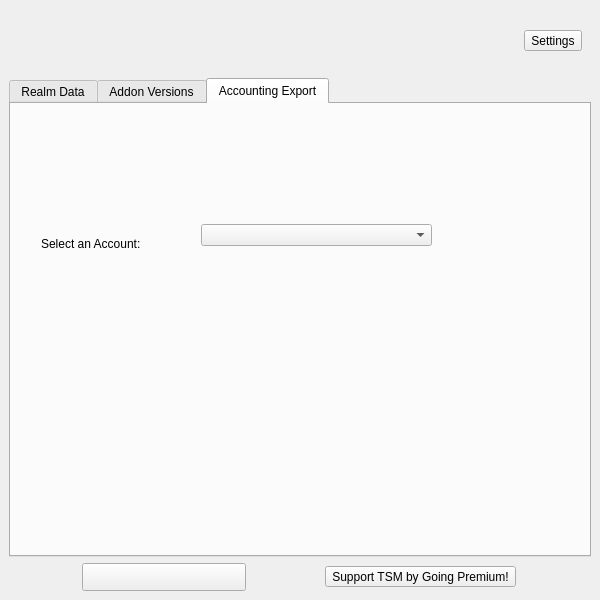
Qt form ui/main_window.ui (seirl/tsmapplication_public) before a commit.
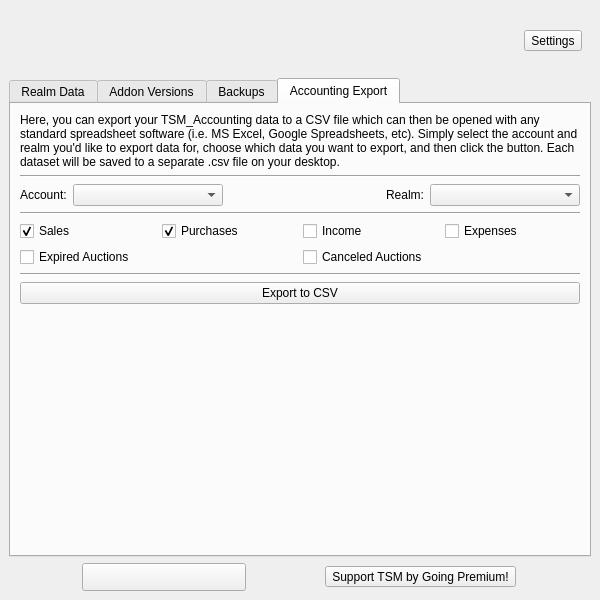
The same form after that commit. The open tabs and pages were chosen to show the change. Icons and pictures are not drawn.

Commit message: Set a 30 second timeout for HTTP requests. Finished TSM_Accounting exports. Added backups (including options). Added requirements.txt file.

```diff
--- a/ui/main_window.ui
+++ b/ui/main_window.ui
@@ -250,33 +250,244 @@
         </item>
        </layout>
       </widget>
+      <widget class="QWidget" name="backup_tab">
+       <attribute name="title">
+        <string>Backups</string>
+       </attribute>
+       <layout class="QVBoxLayout" name="verticalLayout_5">
+        <item>
+         <widget class="QTableView" name="backup_status_table">
+          <property name="focusPolicy">
+           <enum>Qt::NoFocus</enum>
+          </property>
+          <property name="frameShape">
+           <enum>QFrame::NoFrame</enum>
+          </property>
+          <property name="frameShadow">
+           <enum>QFrame::Plain</enum>
+          </property>
+          <property name="lineWidth">
+           <number>0</number>
+          </property>
+          <property name="editTriggers">
+           <set>QAbstractItemView::NoEditTriggers</set>
+          </property>
+          <property name="tabKeyNavigation">
+           <bool>false</bool>
+          </property>
+          <property name="showDropIndicator" stdset="0">
+           <bool>false</bool>
+          </property>
+          <property name="dragDropOverwriteMode">
+           <bool>false</bool>
+          </property>
+          <property name="alternatingRowColors">
+           <bool>true</bool>
+          </property>
+          <property name="selectionMode">
+           <enum>QAbstractItemView::NoSelection</enum>
+          </property>
+          <property name="selectionBehavior">
+           <enum>QAbstractItemView::SelectRows</enum>
+          </property>
+          <property name="verticalScrollMode">
+           <enum>QAbstractItemView::ScrollPerPixel</enum>
+          </property>
+          <property name="sortingEnabled">
+           <bool>true</bool>
+          </property>
+          <property name="cornerButtonEnabled">
+           <bool>false</bool>
+          </property>
+          <attribute name="horizontalHeaderDefaultSectionSize">
+           <number>120</number>
+          </attribute>
+          <attribute name="horizontalHeaderHighlightSections">
+           <bool>false</bool>
+          </attribute>
+          <attribute name="horizontalHeaderMinimumSectionSize">
+           <number>120</number>
+          </attribute>
+          <attribute name="horizontalHeaderStretchLastSection">
+           <bool>true</bool>
+          </attribute>
+          <attribute name="verticalHeaderVisible">
+           <bool>false</bool>
+          </attribute>
+          <attribute name="verticalHeaderHighlightSections">
+           <bool>false</bool>
+          </attribute>
+          <attribute name="verticalHeaderMinimumSectionSize">
+           <number>23</number>
+          </attribute>
+         </widget>
+        </item>
+       </layout>
+      </widget>
       <widget class="QWidget" name="accounting_tab">
        <attribute name="title">
         <string>Accounting Export</string>
        </attribute>
-       <widget class="QComboBox" name="accounting_accounts_dropdown">
-        <property name="geometry">
-         <rect>
-          <x>190</x>
-          <y>120</y>
-          <width>231</width>
-          <height>22</height>
-         </rect>
-        </property>
-       </widget>
-       <widget class="QLabel" name="label">
-        <property name="geometry">
-         <rect>
-          <x>30</x>
-          <y>130</y>
-          <width>121</width>
-          <height>20</height>
-         </rect>
-        </property>
-        <property name="text">
-         <string>Select an Account:</string>
-        </property>
-       </widget>
+       <layout class="QVBoxLayout" name="verticalLayout_4">
+        <item>
+         <widget class="QLabel" name="label_3">
+          <property name="text">
+           <string>Here, you can export your TSM_Accounting data to a CSV file which can then be opened with any standard spreadsheet software (i.e. MS Excel, Google Spreadsheets, etc). Simply select the account and realm you'd like to export data for, choose which data you want to export, and then click the button. Each dataset will be saved to a separate .csv file on your desktop.</string>
+          </property>
+          <property name="wordWrap">
+           <bool>true</bool>
+          </property>
+         </widget>
+        </item>
+        <item>
+         <widget class="Line" name="line">
+          <property name="orientation">
+           <enum>Qt::Horizontal</enum>
+          </property>
+         </widget>
+        </item>
+        <item>
+         <layout class="QHBoxLayout" name="horizontalLayout_3">
+          <item>
+           <widget class="QLabel" name="label">
+            <property name="text">
+             <string>Account:</string>
+            </property>
+           </widget>
+          </item>
+          <item>
+           <widget class="QComboBox" name="accounts_dropdown">
+            <property name="minimumSize">
+             <size>
+              <width>150</width>
+              <height>0</height>
+             </size>
+            </property>
+           </widget>
+          </item>
+          <item>
+           <spacer name="horizontalSpacer">
+            <property name="orientation">
+             <enum>Qt::Horizontal</enum>
+            </property>
+            <property name="sizeHint" stdset="0">
+             <size>
+              <width>40</width>
+              <height>20</height>
+             </size>
+            </property>
+           </spacer>
+          </item>
+          <item>
+           <widget class="QLabel" name="label_2">
+            <property name="text">
+             <string>Realm:</string>
+            </property>
+           </widget>
+          </item>
+          <item>
+           <widget class="QComboBox" name="realm_dropdown">
+            <property name="minimumSize">
+             <size>
+              <width>150</width>
+              <height>0</height>
+             </size>
+            </property>
+           </widget>
+          </item>
+         </layout>
+        </item>
+        <item>
+         <widget class="Line" name="line_2">
+          <property name="orientation">
+           <enum>Qt::Horizontal</enum>
+          </property>
+         </widget>
+        </item>
+        <item>
+         <layout class="QHBoxLayout" name="horizontalLayout_5">
+          <item>
+           <widget class="QCheckBox" name="sales_checkbox">
+            <property name="text">
+             <string>Sales</string>
+            </property>
+            <property name="checked">
+             <bool>true</bool>
+            </property>
+           </widget>
+          </item>
+          <item>
+           <widget class="QCheckBox" name="purchases_checkbox">
+            <property name="text">
+             <string>Purchases</string>
+            </property>
+            <property name="checked">
+             <bool>true</bool>
+            </property>
+           </widget>
+          </item>
+          <item>
+           <widget class="QCheckBox" name="income_checkbox">
+            <property name="text">
+             <string>Income</string>
+            </property>
+           </widget>
+          </item>
+          <item>
+           <widget class="QCheckBox" name="expenses_checkbox">
+            <property name="text">
+             <string>Expenses</string>
+            </property>
+           </widget>
+          </item>
+         </layout>
+        </item>
+        <item>
+         <layout class="QHBoxLayout" name="horizontalLayout_4">
+          <item>
+           <widget class="QCheckBox" name="expired_checkbox">
+            <property name="text">
+             <string>Expired Auctions</string>
+            </property>
+           </widget>
+          </item>
+          <item>
+           <widget class="QCheckBox" name="canceled_checkbox">
+            <property name="text">
+             <string>Canceled Auctions</string>
+            </property>
+           </widget>
+          </item>
+         </layout>
+        </item>
+        <item>
+         <widget class="Line" name="line_3">
+          <property name="orientation">
+           <enum>Qt::Horizontal</enum>
+          </property>
+         </widget>
+        </item>
+        <item>
+         <widget class="QPushButton" name="export_button">
+          <property name="text">
+           <string>Export to CSV</string>
+          </property>
+         </widget>
+        </item>
+        <item>
+         <spacer name="verticalSpacer">
+          <property name="orientation">
+           <enum>Qt::Vertical</enum>
+          </property>
+          <property name="sizeHint" stdset="0">
+           <size>
+            <width>20</width>
+            <height>40</height>
+           </size>
+          </property>
+         </spacer>
+        </item>
+       </layout>
       </widget>
      </widget>
     </item>
```
Left out of the diff: 9 changed lines with no effect on the pictures. The commit also changes 11 other files.
